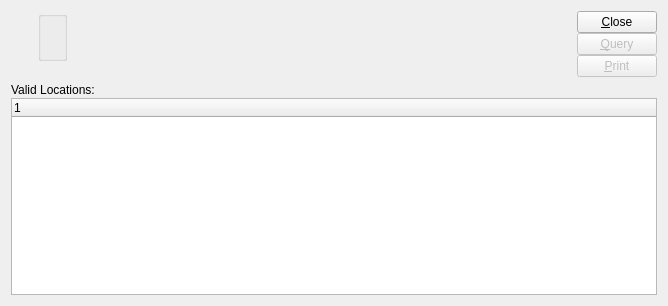
WooodHead/xtuple, file xtuple/trunk/guiclient/dspValidLocationsByItem.ui: the form before one commit.
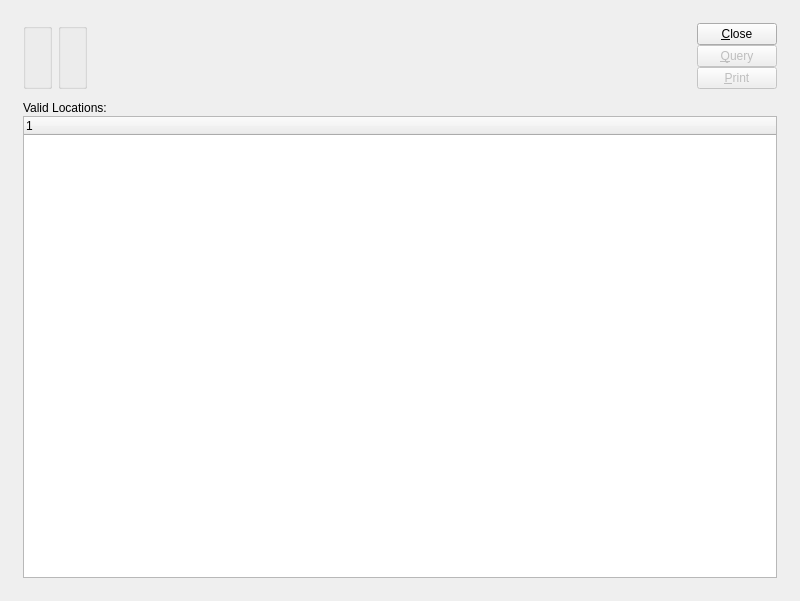
The form after the commit. Custom widgets are drawn as their Qt base class.

Diff of the .ui file:
```diff
--- a/xtuple/trunk/guiclient/dspValidLocationsByItem.ui
+++ b/xtuple/trunk/guiclient/dspValidLocationsByItem.ui
@@ -13,80 +13,46 @@
    <rect>
     <x>0</x>
     <y>0</y>
-    <width>668</width>
-    <height>306</height>
+    <width>800</width>
+    <height>601</height>
    </rect>
   </property>
   <property name="windowTitle" >
    <string>Valid Locations by Item</string>
   </property>
-   <layout class="QVBoxLayout" >
-    <item>
-     <layout class="QHBoxLayout" >
-      <property name="spacing" >
-       <number>7</number>
-      </property>
-      <item>
-       <layout class="QVBoxLayout" >
+  <layout class="QGridLayout" name="gridLayout_4" >
+   <item row="0" column="0" >
+    <layout class="QGridLayout" name="gridLayout_3" >
+     <property name="margin" >
+      <number>12</number>
+     </property>
         <property name="spacing" >
-         <number>0</number>
-        </property>
+      <number>12</number>
+     </property>
+     <item row="0" column="0" >
+      <layout class="QHBoxLayout" name="horizontalLayout" >
         <item>
+        <widget class="QGroupBox" name="groupBox" >
+         <property name="title" >
+          <string/>
+         </property>
+         <layout class="QGridLayout" name="gridLayout_2" >
+          <item row="0" column="0" >
          <widget class="ItemCluster" name="_item" />
         </item>
-        <item>
-         <spacer>
-          <property name="orientation" >
-           <enum>Qt::Vertical</enum>
-          </property>
-          <property name="sizeType" >
-           <enum>QSizePolicy::Preferred</enum>
-          </property>
-          <property name="sizeHint" >
-           <size>
-            <width>20</width>
-            <height>0</height>
-           </size>
-          </property>
-         </spacer>
-        </item>
-       </layout>
-      </item>
-      <item>
-       <layout class="QVBoxLayout" >
-        <property name="spacing" >
-         <number>0</number>
-        </property>
+         </layout>
+        </widget>
+       </item>
         <item>
          <widget class="WarehouseGroup" name="_warehouse" >
           <property name="title" >
            <string/>
           </property>
-         </widget>
-        </item>
-        <item>
-         <spacer>
-          <property name="orientation" >
-           <enum>Qt::Vertical</enum>
-          </property>
-          <property name="sizeType" >
-           <enum>QSizePolicy::Preferred</enum>
-          </property>
-          <property name="sizeHint" >
-           <size>
-            <width>16</width>
-            <height>16</height>
-           </size>
-          </property>
-         </spacer>
-        </item>
-       </layout>
-      </item>
-      <item>
-       <layout class="QHBoxLayout" >
-        <property name="spacing" >
-         <number>0</number>
-        </property>
+         <property name="fixedSize" >
+          <bool>false</bool>
+         </property>
+        </widget>
+       </item>
         <item>
          <spacer>
           <property name="orientation" >
@@ -95,9 +61,9 @@
           <property name="sizeType" >
            <enum>QSizePolicy::Expanding</enum>
           </property>
-          <property name="sizeHint" >
+         <property name="sizeHint" stdset="0" >
            <size>
-            <width>74</width>
+           <width>0</width>
             <height>20</height>
            </size>
           </property>
@@ -141,13 +107,42 @@
             </property>
            </widget>
           </item>
-         </layout>
-        </item>
-       </layout>
-      </item>
-     </layout>
-    </item>
     <item>
+          <spacer name="verticalSpacer" >
+           <property name="orientation" >
+            <enum>Qt::Vertical</enum>
+           </property>
+           <property name="sizeHint" stdset="0" >
+            <size>
+             <width>20</width>
+             <height>0</height>
+            </size>
+           </property>
+          </spacer>
+         </item>
+        </layout>
+       </item>
+      </layout>
+     </item>
+     <item row="1" column="0" >
+      <widget class="QFrame" name="_frame" >
+       <property name="sizePolicy" >
+        <sizepolicy vsizetype="Expanding" hsizetype="Preferred" >
+         <horstretch>0</horstretch>
+         <verstretch>1</verstretch>
+        </sizepolicy>
+       </property>
+       <property name="frameShape" >
+        <enum>QFrame::NoFrame</enum>
+       </property>
+       <property name="frameShadow" >
+        <enum>QFrame::Raised</enum>
+       </property>
+       <layout class="QGridLayout" name="gridLayout" >
+        <property name="margin" >
+         <number>0</number>
+        </property>
+        <item row="0" column="0" >
      <layout class="QVBoxLayout" >
       <property name="spacing" >
        <number>1</number>
@@ -182,6 +177,11 @@
     </item>
    </layout>
  </widget>
+     </item>
+    </layout>
+   </item>
+  </layout>
+ </widget>
  <layoutdefault spacing="6" margin="11" />
  <pixmapfunction>qPixmapFromMimeSource</pixmapfunction>
  <customwidgets>
```
Left out of the diff: 2 changed lines with no effect on the pictures. Lines whose indentation alone changed are shown as unchanged.
